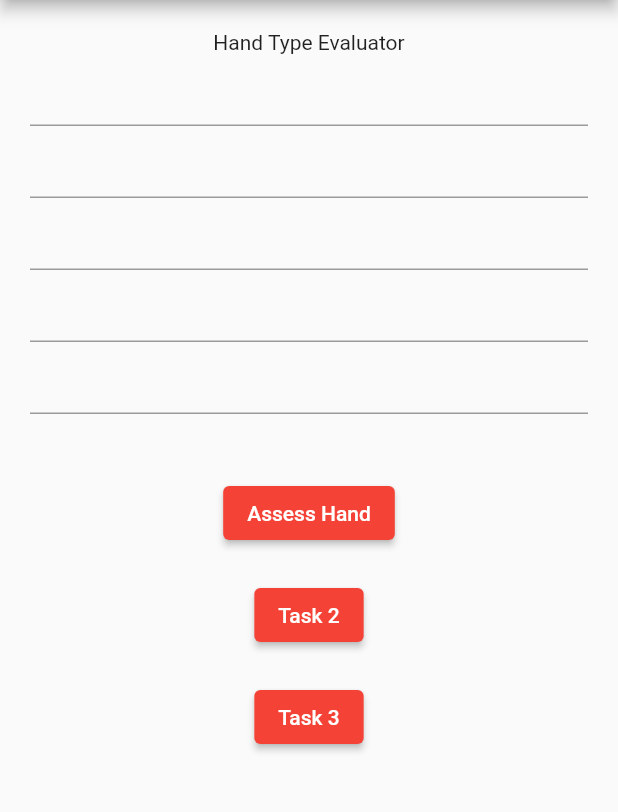
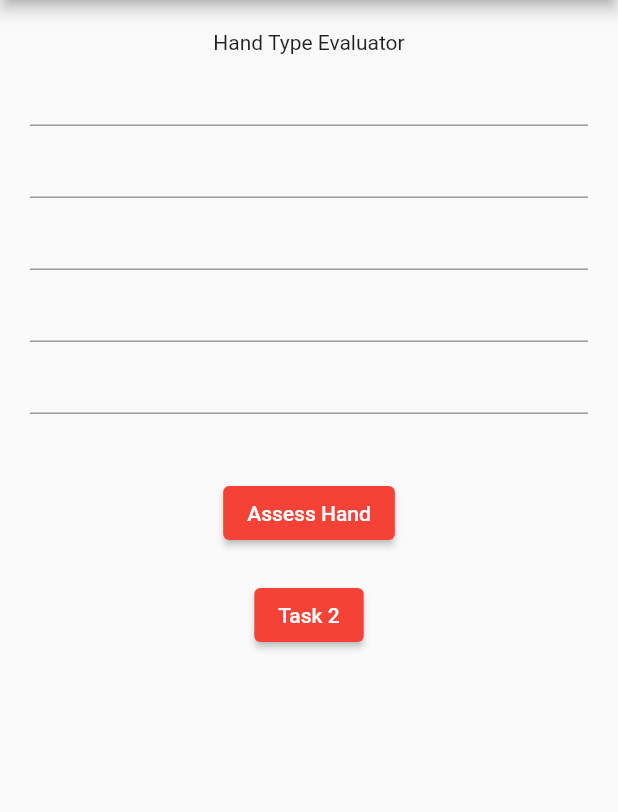
Before and after one commit to jamesolano2001/Texas-Hold-em, a Flutter app: the screen it shows after launch, on a phone screen of 412 x 824 dp, the part 84-896 px from its top. Run offline on Flutter 3.47's test engine with Material 2 defaults, Android fonts, the phone set to English and light mode, and no system bars.

Commit message:
Removed unused button

```diff
--- a/lib/main.dart
+++ b/lib/main.dart
@@ -23,7 +23,6 @@ class MyApp extends StatelessWidget {
       home: const MyHomePage(title: 'Task 1'),
       routes: {
         '/second': (context) => Task2(),
-        '/third' : (context) => Task3(),
       },
     );
   }
@@ -194,14 +193,6 @@ class _MyHomePageState extends State<MyHomePage> {
                 },
                 child: Text('Task 2'),)
             ),
-            Padding(
-              padding: const EdgeInsets.all(10.0),
-              child: ElevatedButton(
-                onPressed: (){
-                  Navigator.pushNamed(context, '/third');
-                },
-                child: Text('Task 3'),)
-            ),
           ],
         ),
       ),
```
Also changed, not shown: 17 other files.
